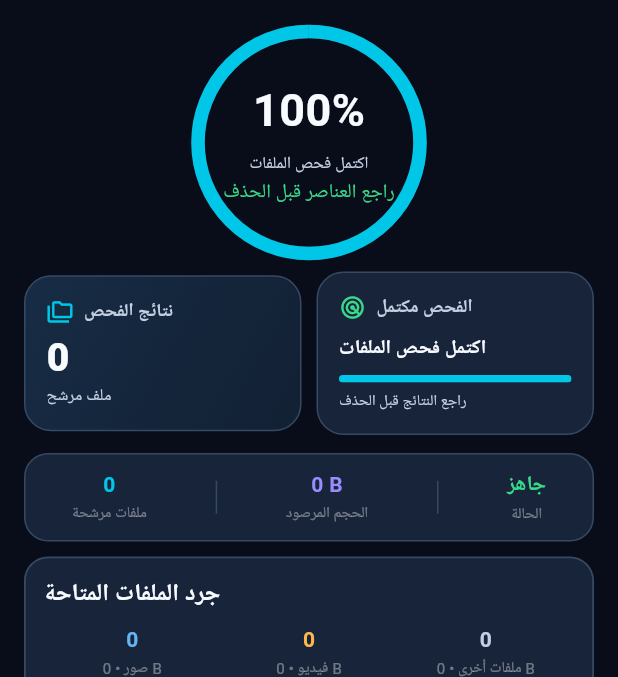
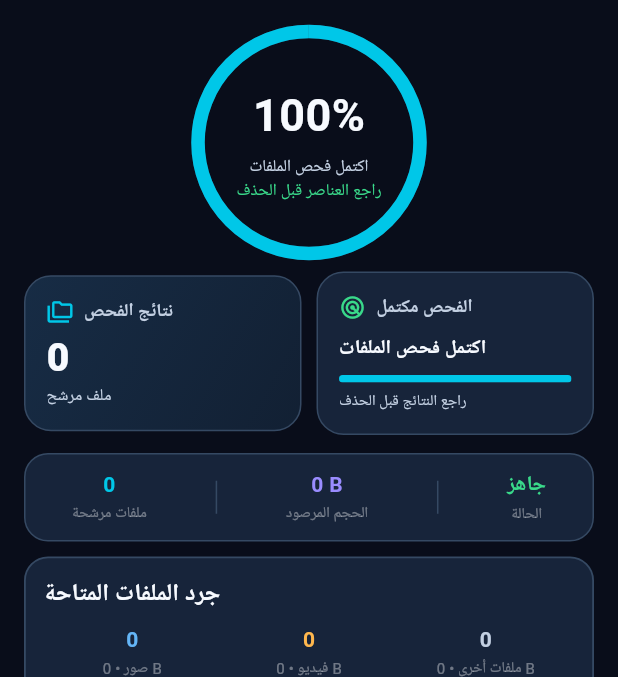
Before and after one commit to maloohm-collab/flutter_cleaner_app, a Flutter app: the HomeScreen screen opened directly, after a tap on "ابدأ فحص الملفات", on a phone screen of 412 x 824 dp, the part 60-737 px from its top. Run offline on Flutter 3.47's test engine with Material 3 defaults, Android fonts, the phone set to English and light mode, and no system bars; our stand-ins replace flutter_animate, permission_handler, shared_preferences; accounts and stored records are empty.

Commit message:
Improve scan ring text fit

```diff
--- a/lib/widgets/progress_ring.dart
+++ b/lib/widgets/progress_ring.dart
@@ -46,11 +46,18 @@ class ProgressRing extends StatelessWidget {
                 ),
               ),
               const SizedBox(height: 6),
-              Text(
-                title,
-                style: const TextStyle(
-                  color: AppColors.textSecondary,
-                  fontSize: 11,
+              Padding(
+                padding: const EdgeInsets.symmetric(horizontal: 14),
+                child: Text(
+                  title,
+                  maxLines: 2,
+                  textAlign: TextAlign.center,
+                  overflow: TextOverflow.ellipsis,
+                  style: const TextStyle(
+                    color: AppColors.textSecondary,
+                    fontSize: 11,
+                    height: 1.15,
+                  ),
                 ),
               ),
               const SizedBox(height: 2),
@@ -58,7 +65,7 @@ class ProgressRing extends StatelessWidget {
                 subtitle,
                 style: const TextStyle(
                   color: AppColors.success,
-                  fontSize: 13,
+                  fontSize: 11,
                 ),
               ),
             ],
```
